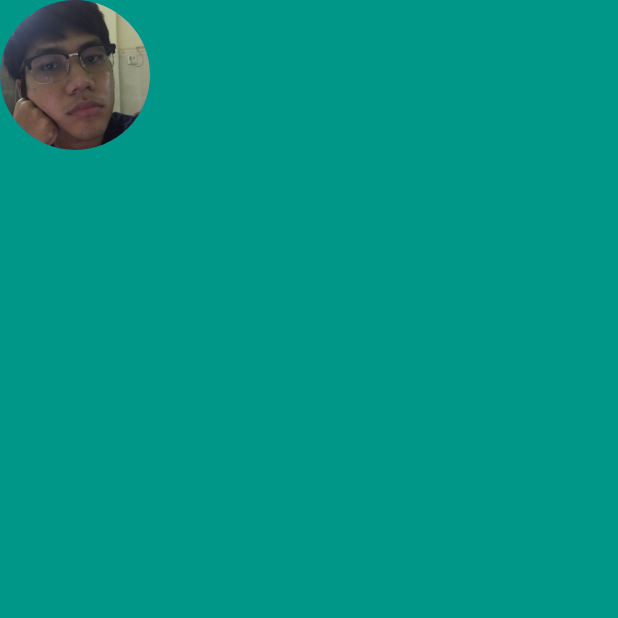
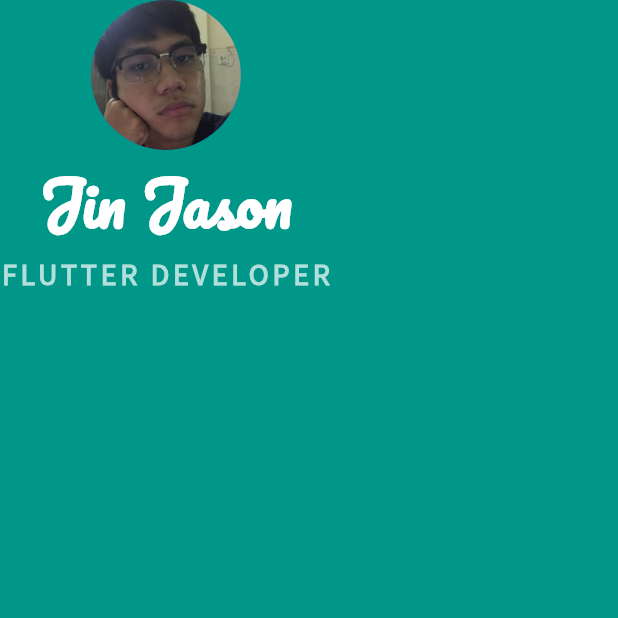
Before and after one commit to suthirakprom/Flutter_mi-card, a Flutter app: the screen it shows after launch, on a phone screen of 412 x 824 dp, the top half of it. Run offline on Flutter 3.47's test engine with Material 2 defaults, Android fonts, the phone set to English and light mode, and no system bars.

Commit message:
50% done

```diff
--- a/lib/main.dart
+++ b/lib/main.dart
@@ -18,6 +18,25 @@ class MyApp extends StatelessWidget {
                 radius: 50,
                 backgroundImage: AssetImage('images/jin.jpg'),
               ),
+              Text(
+                'Jin Jason',
+                style: TextStyle(
+                  fontSize: 40,
+                  fontWeight: FontWeight.bold,
+                  color: Colors.white,
+                  fontFamily: 'Pacifico',
+                ),
+              ),
+              Text(
+                'FLUTTER DEVELOPER',
+                style: TextStyle(
+                  fontFamily: 'Source Sans Pro',
+                  color: Colors.teal[100],
+                  fontSize: 20,
+                  letterSpacing: 2.5,
+                  fontWeight: FontWeight.bold,
+                ),
+              ),
             ],
           ),
         ),
```
Also changed, not shown: pubspec.yaml (+9 -4 lines), fonts/Pacifico-Regular.ttf (added), fonts/SourceSansPro-Regular.ttf (added).
